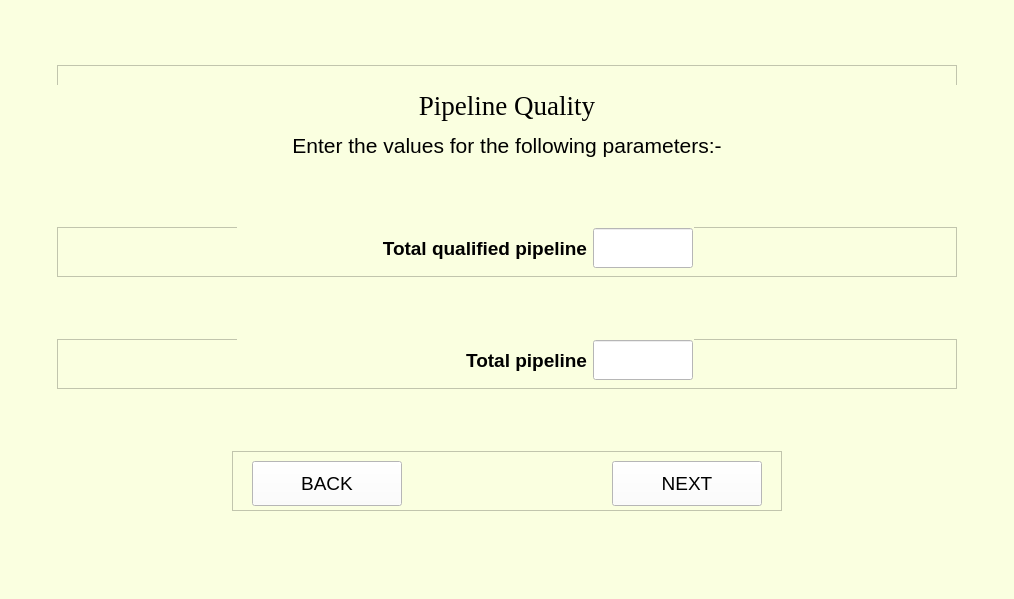
Ris-code/institutional_benchmarking_model, file ui_files/sales_module/pipeline_quality_screen.ui: the form before one commit.
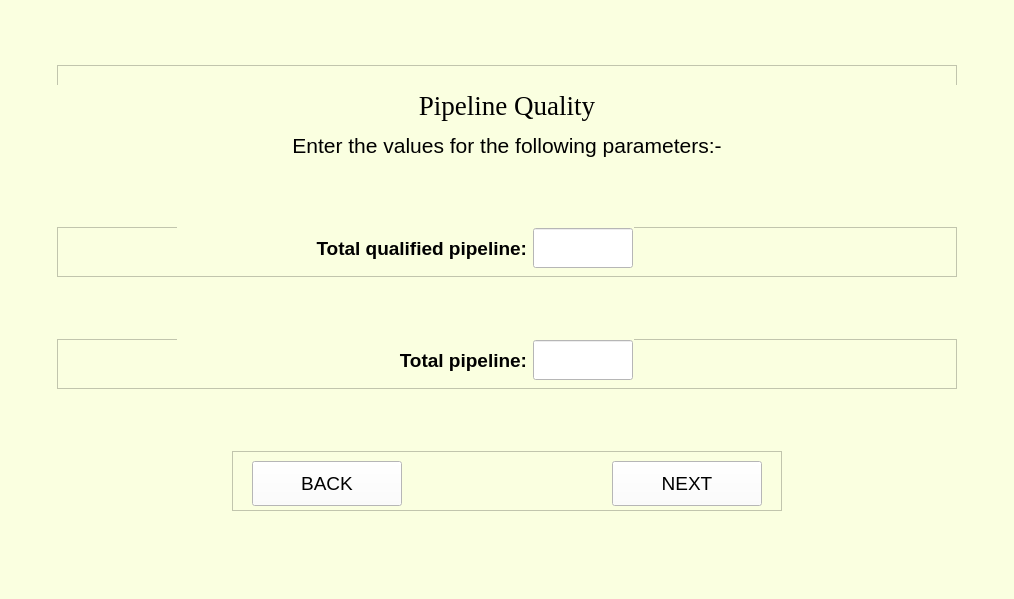
The form after the commit.

Diff of the .ui file:
```diff
--- a/ui_files/sales_module/pipeline_quality_screen.ui
+++ b/ui_files/sales_module/pipeline_quality_screen.ui
@@ -170,7 +170,7 @@
       <widget class="QWidget" name="layoutWidget_2">
        <property name="geometry">
         <rect>
-         <x>180</x>
+         <x>120</x>
          <y>0</y>
          <width>457</width>
          <height>42</height>
@@ -210,7 +210,7 @@
            <string notr="true"/>
           </property>
           <property name="text">
-           <string>Total qualified pipeline</string>
+           <string>Total qualified pipeline:</string>
           </property>
           <property name="alignment">
            <set>Qt::AlignRight|Qt::AlignTrailing|Qt::AlignVCenter</set>
@@ -287,7 +287,7 @@
       <widget class="QWidget" name="layoutWidget">
        <property name="geometry">
         <rect>
-         <x>180</x>
+         <x>120</x>
          <y>0</y>
          <width>457</width>
          <height>42</height>
@@ -327,7 +327,7 @@
            <string notr="true"/>
           </property>
           <property name="text">
-           <string>Total pipeline</string>
+           <string>Total pipeline:</string>
           </property>
           <property name="alignment">
            <set>Qt::AlignRight|Qt::AlignTrailing|Qt::AlignVCenter</set>
```
